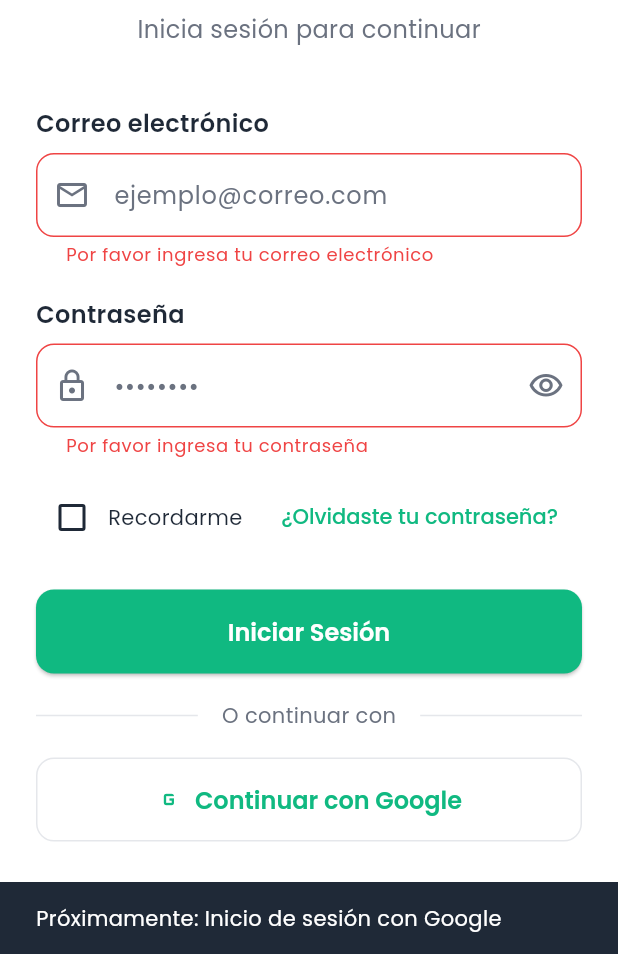
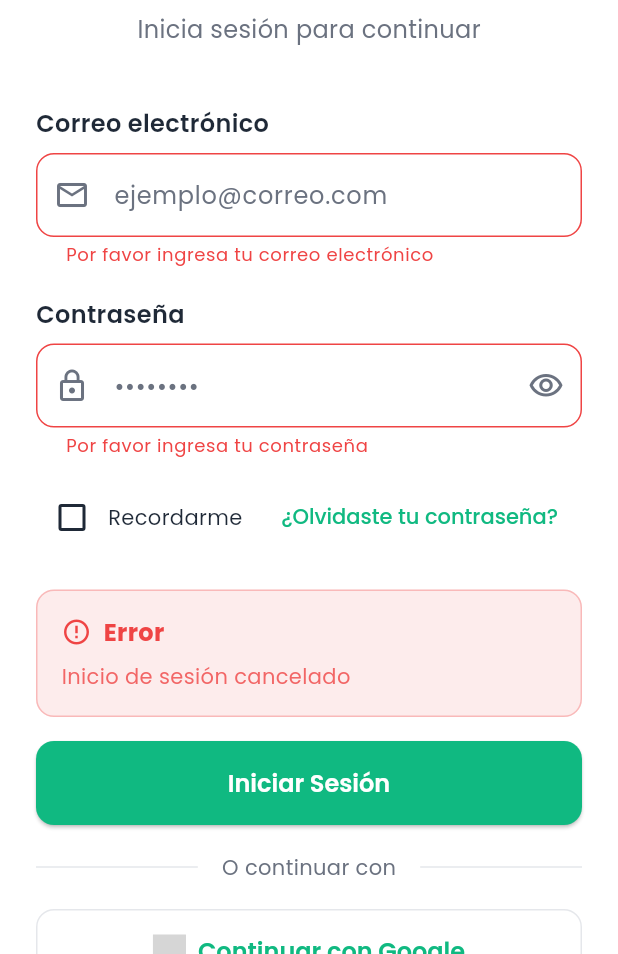
Before and after one commit to juanpacj-wq/Arbolitos, a Flutter app: the screen it shows after launch, after a tap on "Iniciar Sesión", after a tap on "Continuar con Google", on a phone screen of 412 x 824 dp, the part 282-1236 px from its top. Run offline on Flutter 3.47's test engine with Material 3 defaults, Android fonts, the light colour scheme and no system bars; our stand-ins replace cached_network_image, cloud_firestore, firebase_auth, firebase_core, firebase_storage, flutter_svg and 8 more; missing offline and left inert: ar_flutter_plugin; accounts and stored records are empty; grey boxes are pictures that could not be loaded.

Commit message:
Add files via upload

```diff
--- a/lib/providers/auth_provider.dart
+++ b/lib/providers/auth_provider.dart
@@ -1,11 +1,11 @@
 // lib/providers/auth_provider.dart
 
-import 'dart:io'; // <-- AÑADIDO
+import 'dart:io';
 import 'package:flutter/foundation.dart';
 import 'package:firebase_auth/firebase_auth.dart';
 import 'package:cloud_firestore/cloud_firestore.dart';
 import 'package:arbolitos/services/firebase_service.dart';
-import 'package:uuid/uuid.dart'; // <-- AÑADIDO
+import 'package:uuid/uuid.dart';
 
 enum AuthStatus {
   uninitialized,
@@ -28,7 +28,7 @@ class AuthProvider with ChangeNotifier {
   String get errorMessage => _errorMessage;
   bool get isLoading => _isLoading;
   Map<String, dynamic>? get userData => _userData;
-  bool get isAuthenticated => _status == AuthStatus.authenticated;
+  bool get isAuthenticated => _status == AuthStatus.authenticated; // <-- CORREGIDO
 
   // Constructor
   AuthProvider() {
@@ -107,6 +107,38 @@ class AuthProvider with ChangeNotifier {
     }
   }
 
+  // --- MÉTODO AÑADIDO PARA GOOGLE SIGN-IN ---
+  Future<bool> signInWithGoogle() async {
+    try {
+      _isLoading = true;
+      _errorMessage = '';
+      notifyListeners();
+
+      UserCredential userCredential = await _firebaseService.signInWithGoogle();
+
+      // Si el usuario es nuevo, guardar sus datos en Firestore
+      if (userCredential.additionalUserInfo?.isNewUser == true) {
+        User user = userCredential.user!;
+        await _firebaseService.saveUserData(user.uid, {
+          'uid': user.uid,
+          'email': user.email,
+          'displayName': user.displayName,
+          'photoURL': user.photoURL,
+          'creadoEn': FieldValue.serverTimestamp(),
+        });
+      }
+
+      _isLoading = false;
+      notifyListeners();
+      return true;
+    } catch (e) {
+      _isLoading = false;
+      _errorMessage = _handleAuthError(e);
+      notifyListeners();
+      return false;
+    }
+  }
+
   // Cerrar sesión
   Future<void> signOut() async {
     try {
@@ -148,7 +180,7 @@ class AuthProvider with ChangeNotifier {
           break;
         case 'user-disabled':
           errorMessage = 'Esta cuenta ha sido deshabilitada';
-          break;
+break;
         case 'user-not-found':
           errorMessage = 'No existe una cuenta con este correo electrónico';
           break;
@@ -169,6 +201,13 @@ class AuthProvider with ChangeNotifier {
           break;
         case 'too-many-requests':
           errorMessage = 'Demasiados intentos fallidos. Intenta más tarde';
+          break;
+        // --- AÑADIDO PARA GOOGLE ---
+        case 'sign-in-cancelled':
+          errorMessage = 'Inicio de sesión cancelado';
+          break;
+        case 'account-exists-with-different-credential':
+          errorMessage = 'Ya existe una cuenta con este correo, pero con un método de inicio de sesión diferente';
           break;
         default:
           errorMessage = 'Error: ${e.message}';
--- a/lib/screens/auth/login_screen.dart
+++ b/lib/screens/auth/login_screen.dart
@@ -8,6 +8,7 @@ import 'package:arbolitos/screens/auth/register_screen.dart';
 import 'package:arbolitos/screens/auth/forgot_password_screen.dart';
 import 'package:arbolitos/screens/home/home_screen.dart';
 import 'package:arbolitos/widgets/common_widgets.dart';
+import 'package:flutter_svg/flutter_svg.dart'; // <-- AÑADIDO
 
 class LoginScreen extends StatefulWidget {
   const LoginScreen({Key? key}) : super(key: key);
@@ -30,7 +31,7 @@ class _LoginScreenState extends State<LoginScreen> {
     super.dispose();
   }
 
-  // Método para iniciar sesión
+  // Método para iniciar sesión con Email/Pass
   Future<void> _login() async {
     if (_formKey.currentState!.validate()) {
       final authProvider = Provider.of<AuthProvider>(context, listen: false);
@@ -41,10 +42,25 @@ class _LoginScreenState extends State<LoginScreen> {
       );
 
       if (success && mounted) {
+        // authProvider.errorMessage = ''; // <-- LÍNEA ELIMINADA (CORREGIDO)
         Navigator.of(context).pushReplacement(
           MaterialPageRoute(builder: (_) => const HomeScreen()),
         );
       }
+    }
+  }
+
+  // --- MÉTODO AÑADIDO PARA GOOGLE SIGN-IN ---
+  Future<void> _loginWithGoogle() async {
+    final authProvider = Provider.of<AuthProvider>(context, listen: false);
+
+    final bool success = await authProvider.signInWithGoogle();
+
+    if (success && mounted) {
+      // authProvider.errorMessage = ''; // <-- LÍNEA ELIMINADA (CORREGIDO)
+      Navigator.of(context).pushReplacement(
+        MaterialPageRoute(builder: (_) => const HomeScreen()),
+      );
     }
   }
 
@@ -207,7 +223,7 @@ class _LoginScreenState extends State<LoginScreen> {
                       const SizedBox(height: 24),
 
                       // Mensajes de error
-                      if (authProvider.errorMessage.isNotEmpty) ...[
+                      if (authProvider.errorMessage.isNotEmpty && !authProvider.isLoading) ...[
                         ErrorMessage(
                           message: authProvider.errorMessage,
                         ),
@@ -242,15 +258,16 @@ class _LoginScreenState extends State<LoginScreen> {
 
                       // Botón de Google
                       OutlinedButton.icon(
-                        onPressed: () {
-                          // TODO: Implementar inicio de sesión con Google
-                          ScaffoldMessenger.of(context).showSnackBar(
-                            const SnackBar(
-                              content: Text('Próximamente: Inicio de sesión con Google'),
-                            ),
-                          );
-                        },
-                        icon: const Icon(Icons.g_mobiledata_outlined), // <-- CORREGIDO
+                        // --- LÓGICA DE ONPRESSED ACTUALIZADA ---
+                        onPressed: authProvider.isLoading ? null : _loginWithGoogle,
+
+                        // --- ICONO ACTUALIZADO ---
+                        // Asegúrate de tener un 'google_icon.svg' en 'assets/icons/'
+                        icon: SvgPicture.asset(
+                          'assets/icons/google_icon.svg',
+                          height: 22,
+                          width: 22,
+                        ),
                         label: const Text('Continuar con Google'),
                         style: OutlinedButton.styleFrom(
                           padding: const EdgeInsets.symmetric(vertical: 16),
--- a/lib/services/firebase_service.dart
+++ b/lib/services/firebase_service.dart
@@ -1,10 +1,11 @@
 // lib/services/firebase_service.dart
 
-import 'dart:io'; // <-- AÑADIDO
+import 'dart:io';
 import 'package:firebase_core/firebase_core.dart';
 import 'package:firebase_auth/firebase_auth.dart';
 import 'package:cloud_firestore/cloud_firestore.dart';
 import 'package:firebase_storage/firebase_storage.dart';
+import 'package:google_sign_in/google_sign_in.dart'; // <-- AÑADIDO
 
 class FirebaseService {
   // Singleton pattern
@@ -20,6 +21,7 @@ class FirebaseService {
   final FirebaseAuth _auth = FirebaseAuth.instance;
   final FirebaseFirestore _firestore = FirebaseFirestore.instance;
   final FirebaseStorage _storage = FirebaseStorage.instance;
+  final GoogleSignIn _googleSignIn = GoogleSignIn(); // <-- AÑADIDO
 
   // Getters for instances
   FirebaseAuth get auth => _auth;
@@ -57,8 +59,41 @@ class FirebaseService {
     }
   }
 
+  // --- MÉTODO AÑADIDO PARA GOOGLE SIGN-IN ---
+  Future<UserCredential> signInWithGoogle() async {
+    try {
+      // Iniciar el flujo de Google Sign-In
+      final GoogleSignInAccount? googleUser = await _googleSignIn.signIn();
+
+      if (googleUser == null) {
+        // El usuario canceló el flujo
+        throw FirebaseAuthException(
+          code: 'sign-in-cancelled',
+          message: 'El inicio de sesión con Google fue cancelado',
+        );
+      }
+
+      // Obtener los detalles de autenticación
+      final GoogleSignInAuthentication googleAuth = await googleUser.authentication;
+
+      // Crear una credencial de Firebase
+      final AuthCredential credential = GoogleAuthProvider.credential(
+        accessToken: googleAuth.accessToken,
+        idToken: googleAuth.idToken,
+      );
+
+      // Iniciar sesión en Firebase con la credencial
+      return await _auth.signInWithCredential(credential);
+
+    } catch (e) {
+      rethrow;
+    }
+  }
+
   Future<void> signOut() async {
     try {
+      // También cerrar sesión de Google si estaba iniciada
+      await _googleSignIn.signOut();
       await _auth.signOut();
     } catch (e) {
       rethrow;
```
Also changed, not shown: firebase.json, lib/firebase_options.dart, pubspec.lock.
